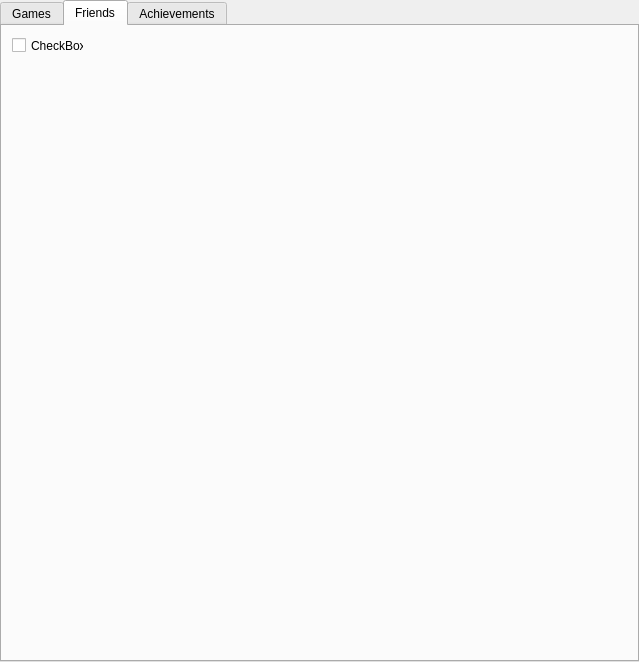
Arankir/AraSteamManager, file AraSteamManager/subform/formfavorites.ui: the form before one commit.
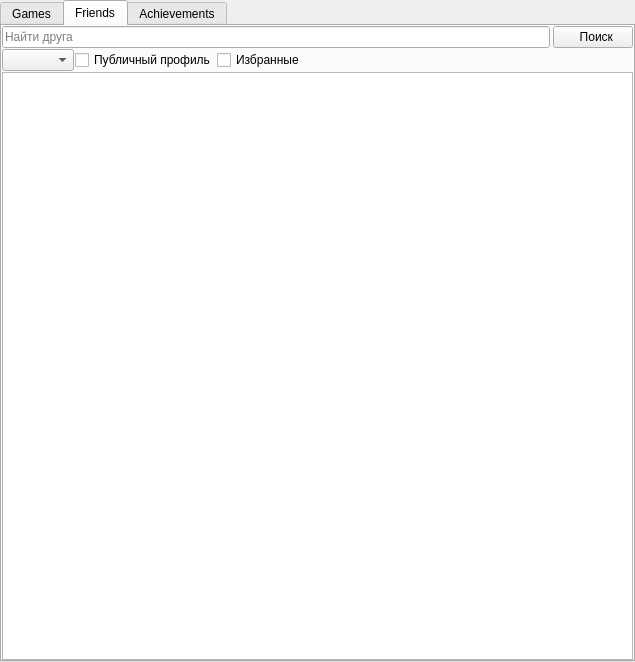
The form after the commit. The open tabs and pages were chosen to show the change.

The edit to the form file:
```diff
--- a/AraSteamManager/subform/formfavorites.ui
+++ b/AraSteamManager/subform/formfavorites.ui
@@ -6,7 +6,7 @@
    <rect>
     <x>0</x>
     <y>0</y>
-    <width>639</width>
+    <width>635</width>
     <height>662</height>
    </rect>
   </property>
@@ -56,19 +56,81 @@
       <attribute name="title">
        <string>Friends</string>
       </attribute>
-      <widget class="QCheckBox" name="checkBox">
-       <property name="geometry">
-        <rect>
-         <x>10</x>
-         <y>10</y>
-         <width>72</width>
-         <height>19</height>
-        </rect>
+      <layout class="QVBoxLayout" name="verticalLayout_3">
+       <property name="spacing">
+        <number>1</number>
        </property>
-       <property name="text">
-        <string>CheckBox</string>
+       <property name="leftMargin">
+        <number>0</number>
        </property>
-      </widget>
+       <property name="topMargin">
+        <number>0</number>
+       </property>
+       <property name="rightMargin">
+        <number>0</number>
+       </property>
+       <property name="bottomMargin">
+        <number>0</number>
+       </property>
+       <item>
+        <layout class="QHBoxLayout" name="horizontalLayout_2">
+         <property name="spacing">
+          <number>3</number>
+         </property>
+         <item>
+          <widget class="QLineEdit" name="LineEditFriendsFind">
+           <property name="placeholderText">
+            <string>Найти друга</string>
+           </property>
+          </widget>
+         </item>
+         <item>
+          <widget class="QPushButton" name="ButtonFriendsFind">
+           <property name="text">
+            <string>  Поиск</string>
+           </property>
+          </widget>
+         </item>
+        </layout>
+       </item>
+       <item>
+        <layout class="QHBoxLayout" name="horizontalLayout_3">
+         <item>
+          <widget class="QComboBox" name="ComboBoxFriendsStatus"/>
+         </item>
+         <item>
+          <widget class="QCheckBox" name="CheckBoxFriendsOpenProfile">
+           <property name="text">
+            <string>Публичный профиль</string>
+           </property>
+          </widget>
+         </item>
+         <item>
+          <widget class="QCheckBox" name="CheckBoxFriendsFavorites">
+           <property name="text">
+            <string>Избранные</string>
+           </property>
+          </widget>
+         </item>
+         <item>
+          <spacer name="horizontalSpacer_2">
+           <property name="orientation">
+            <enum>Qt::Horizontal</enum>
+           </property>
+           <property name="sizeHint" stdset="0">
+            <size>
+             <width>40</width>
+             <height>20</height>
+            </size>
+           </property>
+          </spacer>
+         </item>
+        </layout>
+       </item>
+       <item>
+        <widget class="QTableWidget" name="TableWidgetFriends"/>
+       </item>
+      </layout>
      </widget>
      <widget class="QWidget" name="tab_3">
       <attribute name="title">
```
Left out of the diff: 50 changed lines with no effect on the pictures.
